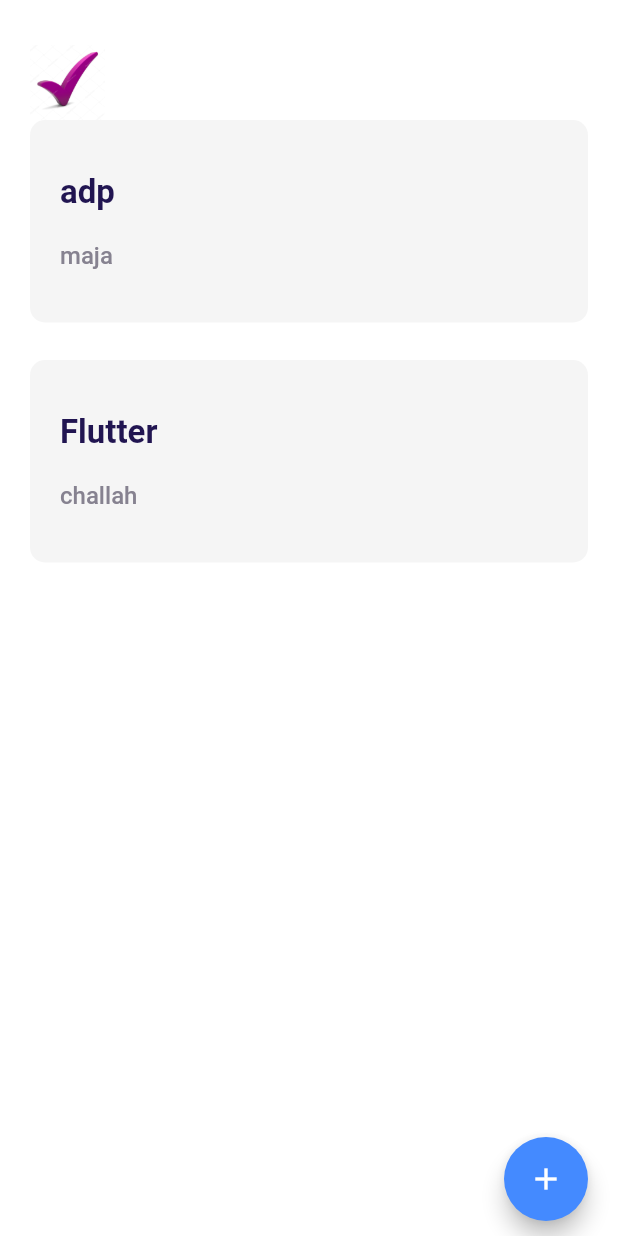
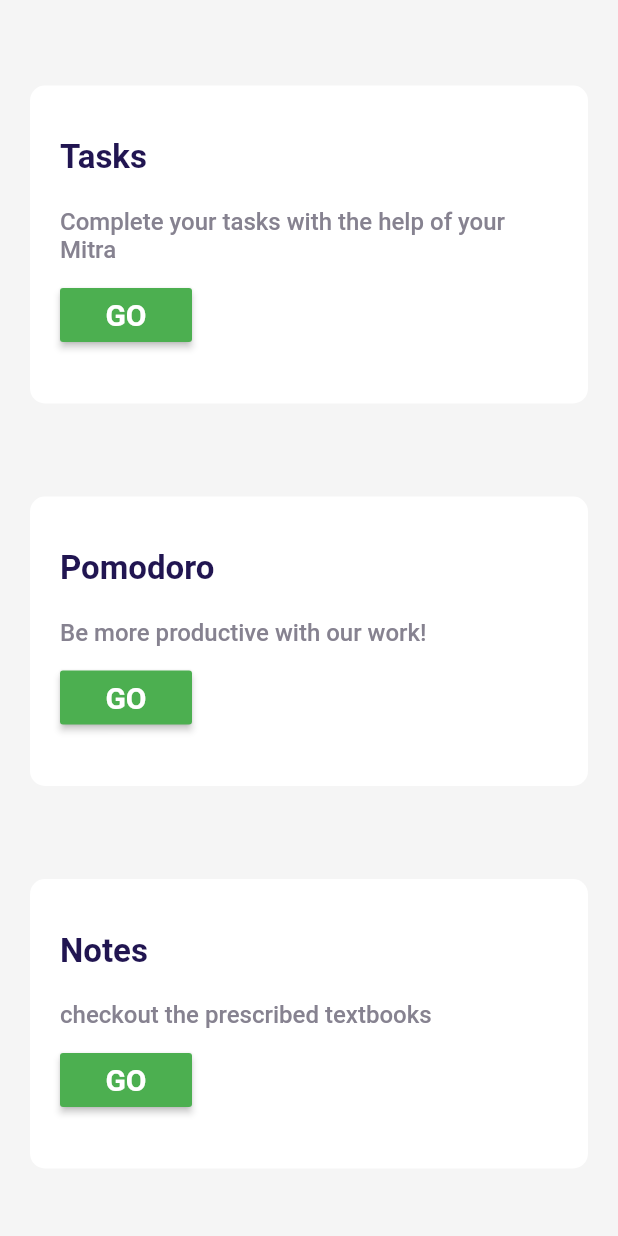
Before and after one commit to hrishi-19/CSE-MITRA, a Flutter app: the screen it shows after launch, on a phone screen of 412 x 824 dp. Run offline on Flutter 3.47's test engine with Material 2 defaults, Android fonts, the phone set to English and light mode, and no system bars; our stand-ins replace font_awesome_flutter.

Commit message:
added home page

```diff
--- a/lib/main.dart
+++ b/lib/main.dart
@@ -1,5 +1,6 @@
 import 'package:flutter/material.dart';
 import 'package:font_awesome_flutter/font_awesome_flutter.dart';
+import 'package:mitra/screens/Home.dart';
 import 'package:mitra/screens/tasks.dart';
 import 'package:provider/provider.dart';
 
@@ -20,7 +21,7 @@
         primarySwatch: Colors.orange,
         accentColor: Colors.blueAccent,
       ),
-      home: const Tasks(),
+      home: const Home(),
     );
   }
 }
--- /dev/null
+++ b/lib/screens/Home.dart
@@ -0,0 +1,33 @@
+import 'package:flutter/material.dart';
+import 'package:mitra/screens/tasks.dart';
+import 'package:mitra/widgets/HomeWidget.dart';
+
+class Home extends StatelessWidget {
+  const Home({Key? key}) : super(key: key);
+
+  @override
+  Widget build(BuildContext context) {
+    return Scaffold(
+
+      backgroundColor: Colors.grey[100],
+      body:SafeArea(
+        child: Padding(
+          padding: EdgeInsets.all(20),
+          child: Column(
+            mainAxisSize: MainAxisSize.max,
+            children: [
+              Spacer(),
+              HomeWidget(heading: 'Tasks', description: 'Complete your tasks with the help of your Mitra'),
+              Spacer(),
+              HomeWidget(heading:'Pomodoro', description: 'Be more productive with our work!'),
+              Spacer(),
+              HomeWidget(heading: 'Notes', description: 'checkout the prescribed textbooks')
+
+            ],
+
+          ),
+        ),
+      )
+    );
+  }
+}
--- /dev/null
+++ b/lib/widgets/HomeWidget.dart
@@ -0,0 +1,54 @@
+import 'package:flutter/cupertino.dart';
+import 'package:flutter/material.dart';
+class HomeWidget extends StatelessWidget {
+  final String heading;
+  final String description;
+  HomeWidget({required this.heading,required this.description});
+
+
+  @override
+  Widget build(BuildContext context) {
+    return Container(
+        width: double.infinity,
+        padding: EdgeInsets.symmetric(horizontal: 20,vertical: 35),
+        margin: EdgeInsets.only(
+            bottom: 25
+        ),
+        decoration: BoxDecoration(
+          borderRadius: BorderRadius.circular(10),
+          color: Colors.white,
+        ),
+        child:  Column(
+          crossAxisAlignment: CrossAxisAlignment.start,
+          children: [
+            Text(heading,
+              style: TextStyle(
+                  color: Color(0XFF211551),
+                  fontSize: 22,
+                  fontWeight: FontWeight.bold
+              ),),
+            Padding(padding: EdgeInsets.only(
+                top: 20
+            )),
+            Padding(
+              padding: EdgeInsets.only(bottom: 10),
+              child: Text(description,
+                style: TextStyle(
+                    fontWeight: FontWeight.w500,
+                    color: Color(0XFF868290),
+                    fontSize: 16
+                ),),
+            ),
+            RaisedButton(onPressed: (){},color: Colors.green,
+            child: Text("GO",
+            style: TextStyle(
+              fontSize: 20,
+              color:Colors.white,
+              fontWeight: FontWeight.bold
+            ),),)
+
+          ],
+        )
+    );
+  }
+}
```
